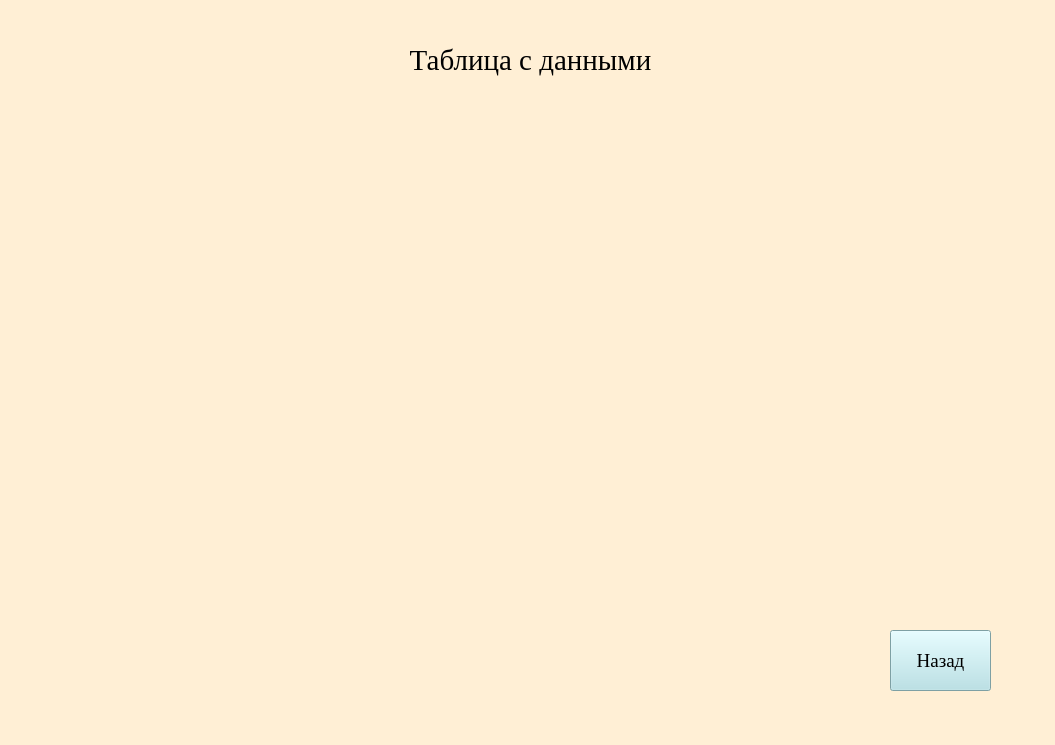
Before: the Qt Designer form WindowThisTable.ui in VladGoncharov0201/airport, drawn with Qt 5.
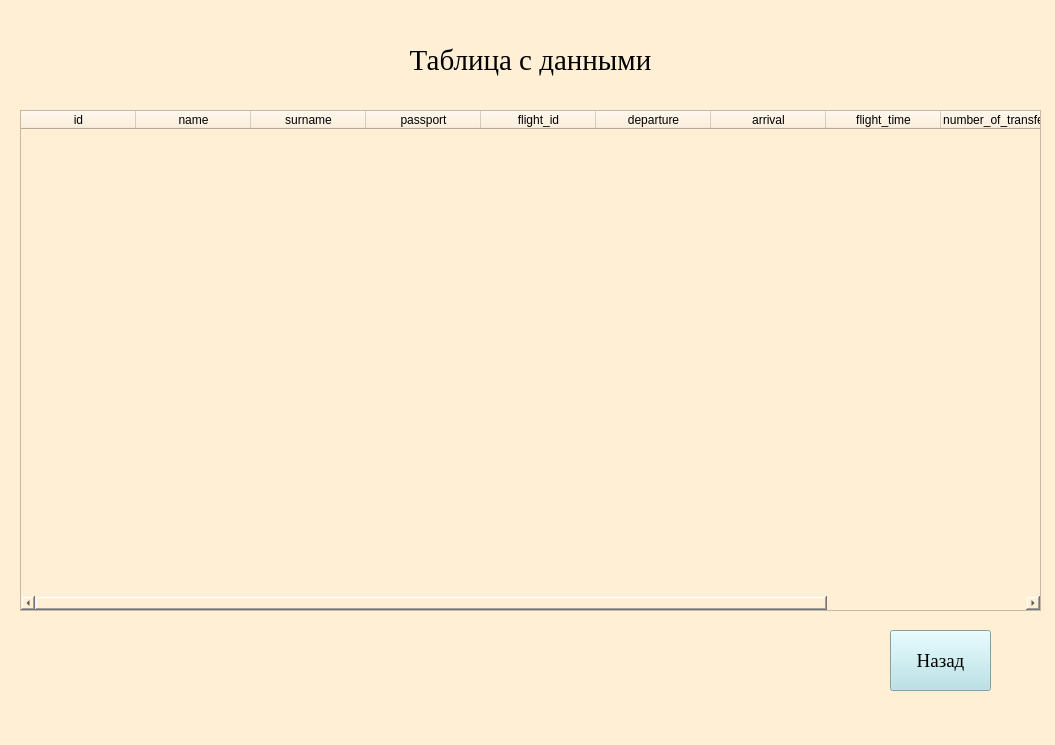
After: the same form once the commit is applied.

Commit message: add connect for table

Diff of the .ui file:
```diff
--- a/WindowThisTable.ui
+++ b/WindowThisTable.ui
@@ -61,6 +61,81 @@
      <set>Qt::AlignCenter</set>
     </property>
    </widget>
+   <widget class="QTableWidget" name="tableWidget">
+    <property name="geometry">
+     <rect>
+      <x>20</x>
+      <y>110</y>
+      <width>1021</width>
+      <height>501</height>
+     </rect>
+    </property>
+    <property name="minimumSize">
+     <size>
+      <width>1021</width>
+      <height>0</height>
+     </size>
+    </property>
+    <attribute name="horizontalHeaderDefaultSectionSize">
+     <number>115</number>
+    </attribute>
+    <attribute name="horizontalHeaderMinimumSectionSize">
+     <number>49</number>
+    </attribute>
+    <attribute name="horizontalHeaderShowSortIndicator" stdset="0">
+     <bool>false</bool>
+    </attribute>
+    <column>
+     <property name="text">
+      <string>id</string>
+     </property>
+    </column>
+    <column>
+     <property name="text">
+      <string>name</string>
+     </property>
+    </column>
+    <column>
+     <property name="text">
+      <string>surname</string>
+     </property>
+    </column>
+    <column>
+     <property name="text">
+      <string>passport</string>
+     </property>
+    </column>
+    <column>
+     <property name="text">
+      <string>flight_id</string>
+     </property>
+    </column>
+    <column>
+     <property name="text">
+      <string>departure</string>
+     </property>
+    </column>
+    <column>
+     <property name="text">
+      <string>arrival</string>
+     </property>
+    </column>
+    <column>
+     <property name="text">
+      <string>flight_time</string>
+     </property>
+    </column>
+    <column>
+     <property name="text">
+      <string>number_of_transfers</string>
+     </property>
+    </column>
+    <column>
+     <property name="text">
+      <string>state</string>
+     </property>
+    </column>
+   </widget>
   </widget>
  </widget>
  <resources/>
```
The commit also changes 3 other files.
